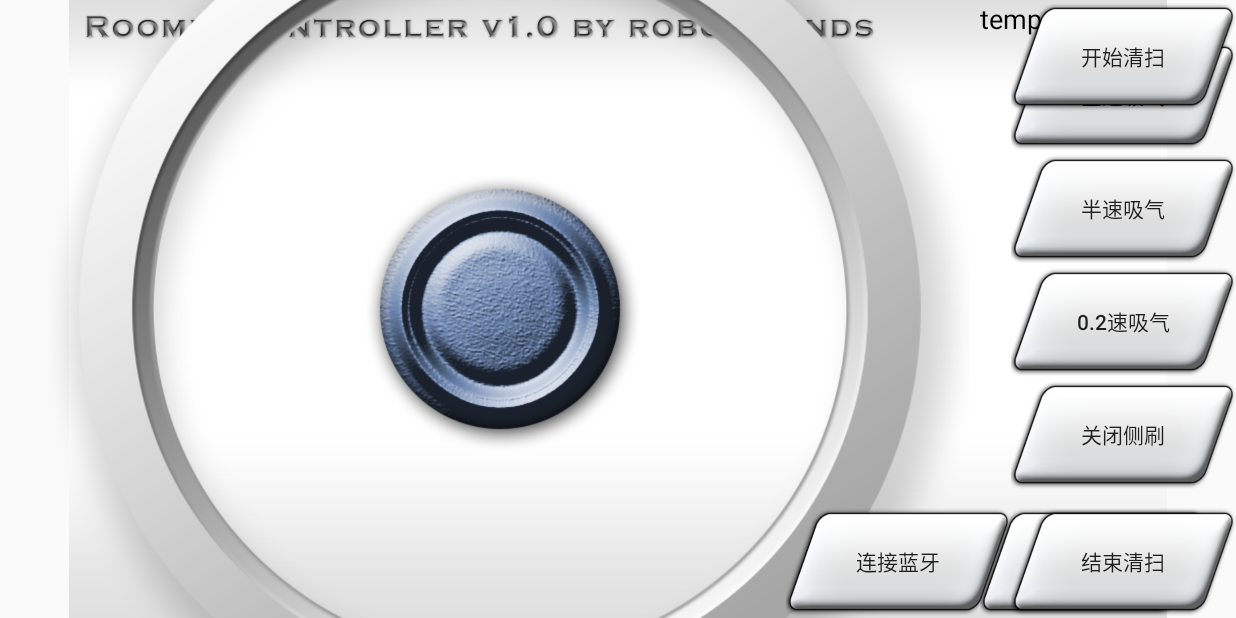
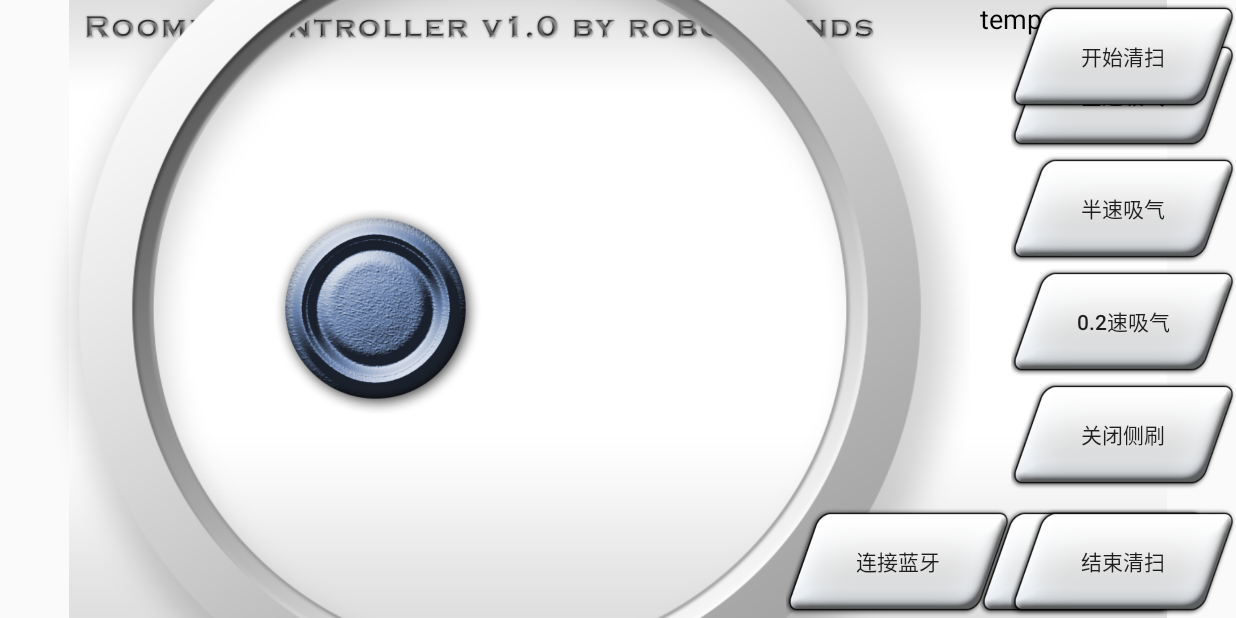
Before and after one commit to StellEdge/RoombaController, an Android app: the screen it shows after launch (MainActivity), on a phone screen of 824 x 412 dp (held sideways). Run offline under Robolectric (Android 15) with nearby library versions, the light colour scheme and no system bars.

Commit message:
near v1.0...

```diff
--- a/app/src/main/java/com/sjtu/cs/roombacontroller/MainActivity.java
+++ b/app/src/main/java/com/sjtu/cs/roombacontroller/MainActivity.java
@@ -2,22 +2,28 @@ package com.sjtu.cs.roombacontroller;
 
 import android.content.Context;
 import android.content.Intent;
+import android.content.res.Resources;
 import android.graphics.Bitmap;
 import android.graphics.BitmapFactory;
 import android.graphics.Canvas;
 import android.graphics.Color;
 import android.graphics.Paint;
 import android.graphics.PorterDuff;
+import android.graphics.drawable.BitmapDrawable;
 import android.os.Bundle;
 import android.os.Handler;
 import android.os.Message;
 import android.support.v7.app.AppCompatActivity;
+import android.util.AttributeSet;
 import android.util.DisplayMetrics;
 import android.util.Log;
 import android.view.MotionEvent;
 import android.view.View;
 import android.widget.Button;
+import android.widget.ImageView;
 import android.widget.TextView;
+
+import java.io.InputStream;
 
 //import android.view.Window;
 //import java.awt.Button;
@@ -28,8 +34,9 @@ public class MainActivity extends AppCompatActivity {///李桐：希望我们能
     int heightPixels;
     int speed=0, radius=66666;
     String temp;
-    PaintBoard paintBoard = new PaintBoard(this);
-    Canvas canvas = new Canvas();
+    private Context mContext=this;
+    private PaintBoard paintBoard;
+    private Canvas canvas;
     int cx=this.widthPixels/2, cy = 500;
 
     Location mlocation = new Location();
@@ -37,7 +44,7 @@ public class MainActivity extends AppCompatActivity {///李桐：希望我们能
     private BluetoothSPP bt = new BluetoothSPP(this);
     private boolean BTavailable;
     private String BT="Bluetooth";
-    private Context mContext=MainActivity.this;
+
     private String TAG="Main Activity";
 
     private void measure(){//这个函数用来获得屏幕尺寸
@@ -52,6 +59,8 @@ public class MainActivity extends AppCompatActivity {///李桐：希望我们能
     protected void onCreate(Bundle savedInstanceState) {
         super.onCreate(savedInstanceState);
         setContentView(R.layout.activity_main);
+        paintBoard = new PaintBoard(this);
+        canvas = new Canvas();
         if(!bt.isBluetoothAvailable()) {
             BTavailable=false;
             //Log.d(BT, "onCreate: NO BLUETOOTH SUPPORT");
@@ -163,7 +172,6 @@ public class MainActivity extends AppCompatActivity {///李桐：希望我们能
     private Handler mhandler = new Handler(){
         public void handleMessage(Message msg){
             teller.setText((String)msg.obj);
-
             paintBoard.draw(canvas);
             canvas.drawColor(Color.TRANSPARENT, PorterDuff.Mode.CLEAR);
         }
@@ -217,16 +225,32 @@ public class MainActivity extends AppCompatActivity {///李桐：希望我们能
     }
 
     //litong:下面是摇杆的重新绘制函数
-    public class PaintBoard extends View {
-        Bitmap bitmap = BitmapFactory.decodeResource(getResources(),R.drawable.axis);
-        int bitmapHeight = bitmap.getHeight();
-        int bitmapWidth= bitmap.getWidth();
+    public class PaintBoard extends ImageView {
 
-        public PaintBoard(MainActivity mainActivity) {
-            super(mainActivity);
+        private Resources mResources;
+        private Bitmap bitmap;
+        private int bitmapHeight;
+        private int bitmapWidth;
+        private Context tContext;
+
+        public PaintBoard(Context context) {
+            super(context);
+            tContext=context;
+            mResources = tContext.getResources();
+            bitmap =  ((BitmapDrawable)mResources.getDrawable(R.drawable.axis)).getBitmap();
+            bitmapHeight = bitmap.getHeight();
+            bitmapWidth= bitmap.getWidth();
+        }
+        public PaintBoard(Context context, AttributeSet attrs) {
+            super(context,attrs);
+            tContext=context;
+            mResources = tContext.getResources();
+            bitmap =  ((BitmapDrawable)mResources.getDrawable(R.drawable.axis)).getBitmap();
+            bitmapHeight = bitmap.getHeight();
+            bitmapWidth= bitmap.getWidth();
         }
         @Override
-        public void onDraw(Canvas canvas) {
+        protected void onDraw(Canvas canvas) {
             super.onDraw(canvas);
             Paint paint = new Paint();
             canvas.drawBitmap(bitmap,cx-bitmapWidth, cy-bitmapHeight, paint);
--- a/app/src/main/res/layout/activity_main.xml
+++ b/app/src/main/res/layout/activity_main.xml
@@ -134,12 +134,13 @@
         <!--摇杆中心-->
         <ImageView
             android:id="@+id/image_view2"
-            android:layout_width="350px"
-            android:layout_height="350px"
+            android:layout_width="175dp"
+            android:layout_height="175dp"
             android:layout_centerVertical="true"
-            android:layout_marginLeft="325px"
+            android:layout_marginLeft="162.5dp"
 
-            android:src="@drawable/axis" android:contentDescription="TODO" />
+            android:contentDescription="TODO"
+            android:src="@drawable/axis" />
 
         <TextView
             android:id="@+id/teller"
```
Also changed, not shown: app/src/main/res/mipmap-hdpi/ic_launcher.png, app/src/main/res/mipmap-hdpi/ic_launcher_round.png, app/src/main/res/mipmap-mdpi/ic_launcher.png, app/src/main/res/mipmap-mdpi/ic_launcher_round.png, app/src/main/res/mipmap-xhdpi/ic_launcher.png, app/src/main/res/mipmap-xhdpi/ic_launcher_round.png, app/src/main/res/mipmap-xxhdpi/ic_launcher.png, app/src/main/res/mipmap-xxhdpi/ic_launcher_round.png, app/src/main/res/mipmap-xxxhdpi/ic_launcher.png, app/src/main/res/mipmap-xxxhdpi/ic_launcher_round.png.
